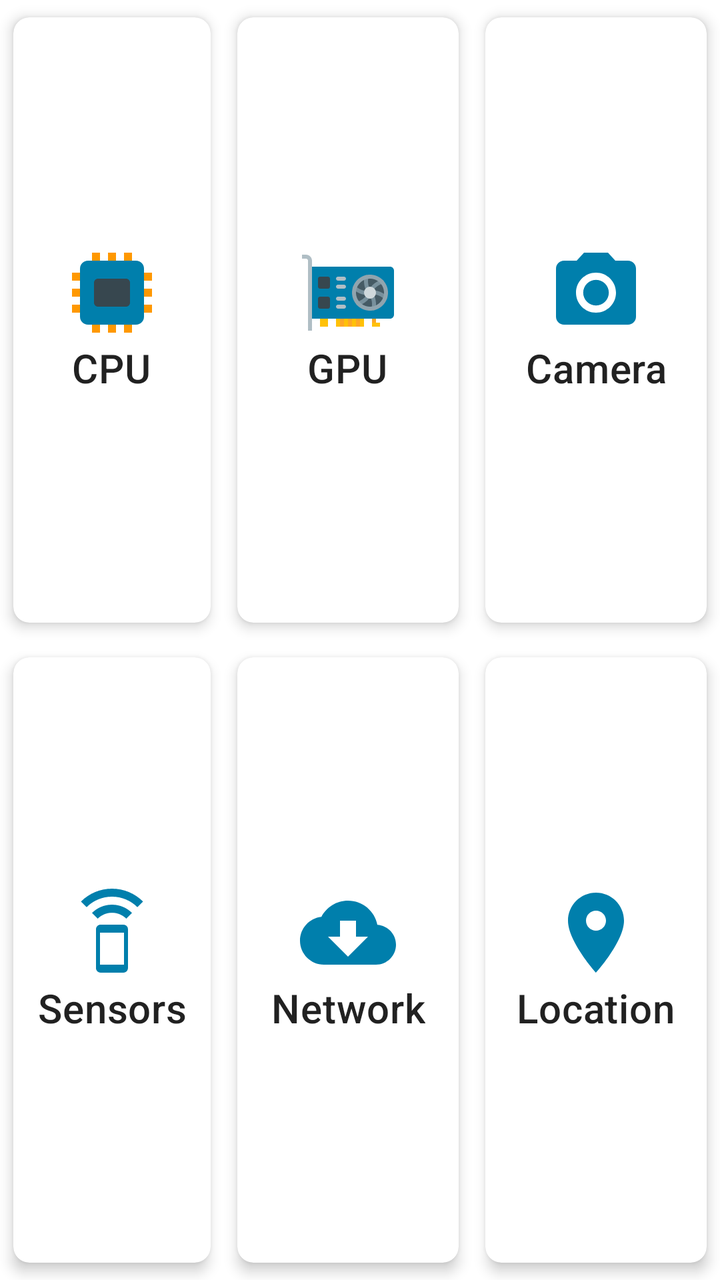
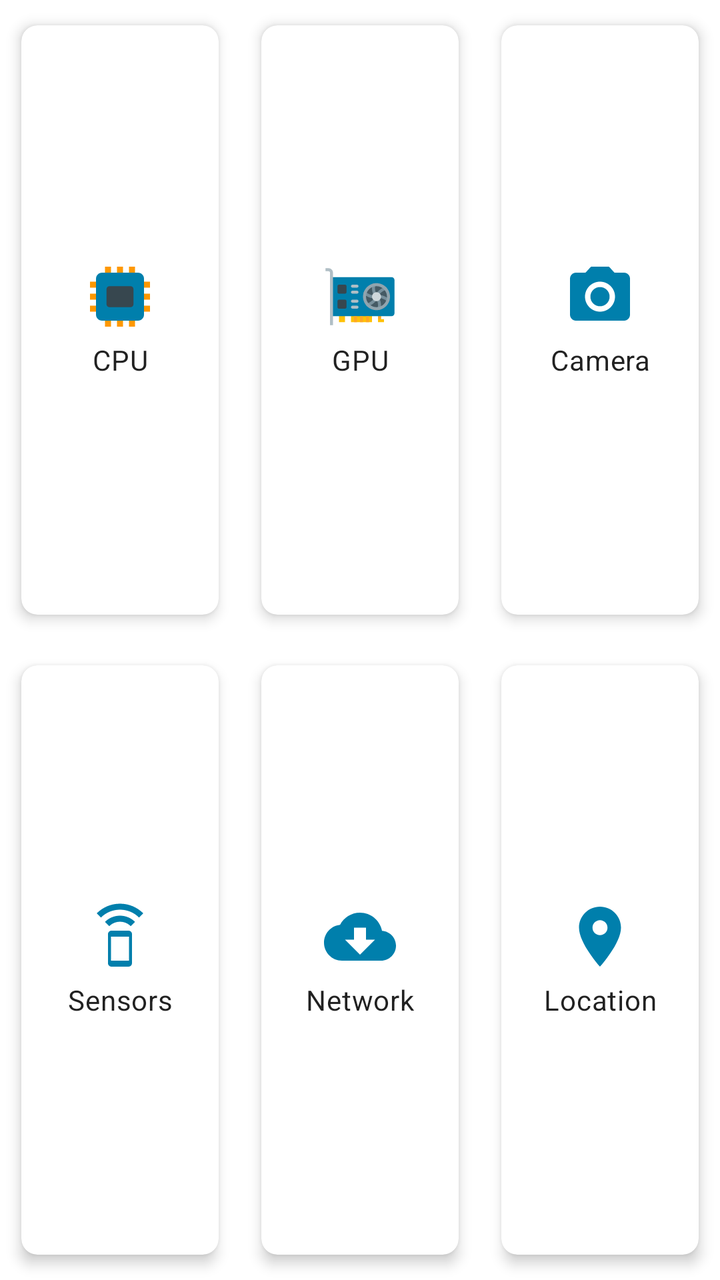

Two renders of the same Android screen: before a commit and after it. Below are the layout's source before the change and the commit's diff.
<!-- AndroidManifest.xml: application theme Theme.BatteryLog -->
<!-- res/layout/fragment_source_view.xml -->
<?xml version="1.0" encoding="utf-8"?>
<GridLayout xmlns:android="http://schemas.android.com/apk/res/android"
    xmlns:app="http://schemas.android.com/apk/res-auto"
    xmlns:tools="http://schemas.android.com/tools"
    android:layout_width="match_parent"
    android:layout_height="wrap_content"
    android:columnCount="3"
    android:rowCount="3"
    tools:context=".SourceView">


    <com.google.android.material.card.MaterialCardView
        android:id="@+id/cpuCard"
        android:layout_width="wrap_content"
        android:layout_height="wrap_content"
        android:layout_row="0"
        android:layout_rowWeight="1"
        android:layout_column="0"
        android:layout_columnWeight="1"
        android:layout_gravity="fill"
        android:checkable="true"
        android:clickable="true"
        android:focusable="true"
        app:cardCornerRadius="8dp"
        app:cardElevation="4dp"
        app:cardUseCompatPadding="true">

        <LinearLayout
            android:layout_width="match_parent"
            android:layout_height="match_parent"
            android:layout_marginVertical="10dp"
            android:gravity="center"
            android:orientation="vertical">

            <ImageView
                android:layout_width="64dp"
                android:layout_height="48dp"
                android:contentDescription="@string/cpu_stress_choice"
                android:scaleType="fitCenter"
                app:srcCompat="@drawable/ic_cpu" />

            <LinearLayout
                android:layout_width="wrap_content"
                android:layout_height="wrap_content"
                android:orientation="vertical">

                <TextView
                    android:layout_width="match_parent"
                    android:layout_height="wrap_content"
                    android:text="@string/cpu"
                    android:textAlignment="center"
                    android:textAppearance="?attr/textAppearanceHeadline6" />
            </LinearLayout>
        </LinearLayout>
    </com.google.android.material.card.MaterialCardView>

    <FrameLayout
        android:layout_width="wrap_content"
        android:layout_height="wrap_content"
        android:layout_row="0"
        android:layout_rowWeight="1"
        android:layout_column="1"
        android:layout_columnWeight="1"
        android:layout_gravity="fill">

        
        <la.shiro.batterylog.graphics.MyGLSurfaceView
            android:id="@+id/myGLSurfaceView"
            android:layout_width="100dp"
            android:layout_height="100dp"
            android:layout_gravity="center"
            android:visibility="invisible" />

        <com.google.android.material.card.MaterialCardView
            android:id="@+id/gpuCard"
            android:layout_width="match_parent"
            android:layout_height="match_parent"
            android:checkable="true"
            android:clickable="true"
            android:focusable="true"
            app:cardCornerRadius="8dp"
            app:cardElevation="4dp"
            app:cardUseCompatPadding="true">

            <LinearLayout
                android:layout_width="match_parent"
                android:layout_height="match_parent"
                android:layout_marginVertical="10dp"
                android:gravity="center"
                android:orientation="vertical">

                <ImageView
                    android:layout_width="64dp"
                    android:layout_height="48dp"
                    android:contentDescription="@string/cpu_stress_choice"
                    android:scaleType="fitCenter"
                    app:srcCompat="@drawable/ic_gpu" />

                <LinearLayout
                    android:layout_width="wrap_content"
                    android:layout_height="wrap_content"
                    android:orientation="vertical">

                    <TextView
                        android:layout_width="match_parent"
                        android:layout_height="wrap_content"
                        android:text="@string/gpu"
                        android:textAlignment="center"
                        android:textAppearance="?attr/textAppearanceHeadline6" />
                </LinearLayout>
            </LinearLayout>
        </com.google.android.material.card.MaterialCardView>
    </FrameLayout>

    <FrameLayout
        android:layout_width="wrap_content"
        android:layout_height="wrap_content"
        android:layout_row="0"
        android:layout_rowWeight="1"
        android:layout_column="2"
        android:layout_columnWeight="1"
        android:layout_gravity="fill">

        
        <androidx.fragment.app.FragmentContainerView
            android:id="@+id/camera_preview_frag_container_view"
            android:layout_width="100dp"
            android:layout_height="100dp"
            android:layout_gravity="center"
            android:visibility="invisible"
            tools:layout="@layout/fragment_camera" />

        <com.google.android.material.card.MaterialCardView
            android:id="@+id/cameraCard"
            android:layout_width="match_parent"
            android:layout_height="match_parent"
            android:checkable="true"
            android:clickable="true"
            android:focusable="true"
            app:cardCornerRadius="8dp"
            app:cardElevation="4dp"
            app:cardUseCompatPadding="true">

            <LinearLayout
                android:layout_width="match_parent"
                android:layout_height="match_parent"
                android:layout_marginVertical="10dp"
                android:gravity="center"
                android:orientation="vertical">

                <ImageView
                    android:layout_width="64dp"
                    android:layout_height="48dp"
                    android:contentDescription="@string/cpu_stress_choice"
                    android:scaleType="fitCenter"
                    app:srcCompat="@drawable/ic_baseline_camera_alt_24" />

                <LinearLayout
                    android:layout_width="wrap_content"
                    android:layout_height="wrap_content"
                    android:orientation="vertical">

                    <TextView
                        android:layout_width="match_parent"
                        android:layout_height="wrap_content"
                        android:text="@string/camera"
                        android:textAlignment="center"
                        android:textAppearance="?attr/textAppearanceHeadline6" />
                </LinearLayout>
            </LinearLayout>
        </com.google.android.material.card.MaterialCardView>
    </FrameLayout>

    <com.google.android.material.card.MaterialCardView
        android:id="@+id/sensorsCard"
        android:layout_width="wrap_content"
        android:layout_height="wrap_content"
        android:layout_row="1"
        android:layout_rowWeight="1"
        android:layout_column="0"
        android:layout_columnWeight="1"
        android:layout_gravity="fill"
        android:checkable="true"
        android:clickable="true"
        android:focusable="true"
        app:cardCornerRadius="8dp"
        app:cardElevation="4dp"
        app:cardUseCompatPadding="true">

        <LinearLayout
            android:layout_width="match_parent"
            android:layout_height="match_parent"
            android:layout_marginVertical="10dp"
            android:gravity="center"
            android:orientation="vertical">

            <ImageView
                android:layout_width="64dp"
                android:layout_height="48dp"
                android:contentDescription="@string/cpu_stress_choice"
                android:scaleType="fitCenter"
                app:srcCompat="@drawable/ic_baseline_speaker_phone_24" />

            <LinearLayout
                android:layout_width="wrap_content"
                android:layout_height="wrap_content"
                android:orientation="vertical">

                <TextView
                    android:layout_width="match_parent"
                    android:layout_height="wrap_content"
                    android:text="@string/sensors"
                    android:textAlignment="center"
                    android:textAppearance="?attr/textAppearanceHeadline6" />
            </LinearLayout>
        </LinearLayout>
    </com.google.android.material.card.MaterialCardView>

    <com.google.android.material.card.MaterialCardView
        android:id="@+id/networkCard"
        android:layout_width="wrap_content"
        android:layout_height="wrap_content"
        android:layout_row="1"
        android:layout_rowWeight="1"
        android:layout_column="1"
        android:layout_columnWeight="1"
        android:layout_gravity="fill"
        android:checkable="true"
        android:clickable="true"
        android:focusable="true"
        app:cardCornerRadius="8dp"
        app:cardElevation="4dp"
        app:cardUseCompatPadding="true">

        <LinearLayout
            android:layout_width="match_parent"
            android:layout_height="match_parent"
            android:layout_marginVertical="10dp"
            android:gravity="center"
            android:orientation="vertical">

            <ImageView
                android:layout_width="64dp"
                android:layout_height="48dp"
                android:contentDescription="@string/cpu_stress_choice"
                android:scaleType="fitCenter"
                app:srcCompat="@drawable/ic_baseline_cloud_download_24" />

            <LinearLayout
                android:layout_width="wrap_content"
                android:layout_height="wrap_content"
                android:orientation="vertical">

                <TextView
                    android:layout_width="match_parent"
                    android:layout_height="wrap_content"
                    android:text="@string/network"
                    android:textAlignment="center"
                    android:textAppearance="?attr/textAppearanceHeadline6" />
            </LinearLayout>
        </LinearLayout>
    </com.google.android.material.card.MaterialCardView>

    <com.google.android.material.card.MaterialCardView
        android:id="@+id/locationCard"
        android:layout_width="wrap_content"
        android:layout_height="wrap_content"
        android:layout_row="1"
        android:layout_rowWeight="1"
        android:layout_column="2"
        android:layout_columnWeight="1"
        android:layout_gravity="fill"
        android:checkable="true"
        android:clickable="true"
        android:focusable="true"
        app:cardCornerRadius="8dp"
        app:cardElevation="4dp"
        app:cardUseCompatPadding="true">

        <LinearLayout
            android:layout_width="match_parent"
            android:layout_height="match_parent"
            android:layout_marginVertical="10dp"
            android:gravity="center"
            android:orientation="vertical">

            <ImageView
                android:layout_width="64dp"
                android:layout_height="48dp"
                android:contentDescription="@string/cpu_stress_choice"
                android:scaleType="fitCenter"
                app:srcCompat="@drawable/ic_baseline_location_on_24" />

            <LinearLayout
                android:layout_width="wrap_content"
                android:layout_height="wrap_content"
                android:orientation="vertical">

                <TextView
                    android:layout_width="match_parent"
                    android:layout_height="wrap_content"
                    android:text="@string/location"
                    android:textAlignment="center"
                    android:textAppearance="?attr/textAppearanceHeadline6" />
            </LinearLayout>
        </LinearLayout>
    </com.google.android.material.card.MaterialCardView>

</GridLayout>
<!-- res/layout/fragment_camera.xml (included above) -->
<?xml version="1.0" encoding="utf-8"?>
<FrameLayout xmlns:android="http://schemas.android.com/apk/res/android"
    android:layout_width="match_parent"
    android:layout_height="match_parent">

    <androidx.camera.view.PreviewView
        android:id="@+id/camera_preview_view"
        android:layout_width="match_parent"
        android:layout_height="match_parent"/>

</FrameLayout>
<!-- resources referenced by this layout -->
<resources>
  <!-- drawable ic_baseline_camera_alt_24 (drawable) -->
  <vector android:height="24dp" android:tint="?attr/colorPrimary"
      android:viewportHeight="24" android:viewportWidth="24"
      android:width="24dp" xmlns:android="http://schemas.android.com/apk/res/android">
      <path android:fillColor="@android:color/white" android:pathData="M12,12m-3.2,0a3.2,3.2 0,1 1,6.4 0a3.2,3.2 0,1 1,-6.4 0"/>
      <path android:fillColor="@android:color/white" android:pathData="M9,2L7.17,4L4,4c-1.1,0 -2,0.9 -2,2v12c0,1.1 0.9,2 2,2h16c1.1,0 2,-0.9 2,-2L22,6c0,-1.1 -0.9,-2 -2,-2h-3.17L15,2L9,2zM12,17c-2.76,0 -5,-2.24 -5,-5s2.24,-5 5,-5 5,2.24 5,5 -2.24,5 -5,5z"/>
  </vector>
  <!-- drawable ic_baseline_cloud_download_24 (drawable) -->
  <vector android:height="24dp" android:tint="?attr/colorPrimary"
      android:viewportHeight="24" android:viewportWidth="24"
      android:width="24dp" xmlns:android="http://schemas.android.com/apk/res/android">
      <path android:fillColor="@android:color/white" android:pathData="M19.35,10.04C18.67,6.59 15.64,4 12,4 9.11,4 6.6,5.64 5.35,8.04 2.34,8.36 0,10.91 0,14c0,3.31 2.69,6 6,6h13c2.76,0 5,-2.24 5,-5 0,-2.64 -2.05,-4.78 -4.65,-4.96zM17,13l-5,5 -5,-5h3V9h4v4h3z"/>
  </vector>
  <!-- drawable ic_baseline_location_on_24 (drawable) -->
  <vector android:height="24dp" android:tint="?attr/colorPrimary"
      android:viewportHeight="24" android:viewportWidth="24"
      android:width="24dp" xmlns:android="http://schemas.android.com/apk/res/android">
      <path android:fillColor="@android:color/white" android:pathData="M12,2C8.13,2 5,5.13 5,9c0,5.25 7,13 7,13s7,-7.75 7,-13c0,-3.87 -3.13,-7 -7,-7zM12,11.5c-1.38,0 -2.5,-1.12 -2.5,-2.5s1.12,-2.5 2.5,-2.5 2.5,1.12 2.5,2.5 -1.12,2.5 -2.5,2.5z"/>
  </vector>
  <!-- drawable ic_baseline_speaker_phone_24 (drawable) -->
  <vector android:height="24dp" android:tint="?attr/colorPrimary"
      android:viewportHeight="24" android:viewportWidth="24"
      android:width="24dp" xmlns:android="http://schemas.android.com/apk/res/android">
      <path android:fillColor="@android:color/white" android:pathData="M7,7.07L8.43,8.5c0.91,-0.91 2.18,-1.48 3.57,-1.48s2.66,0.57 3.57,1.48L17,7.07C15.72,5.79 13.95,5 12,5s-3.72,0.79 -5,2.07zM12,1C8.98,1 6.24,2.23 4.25,4.21l1.41,1.41C7.28,4 9.53,3 12,3s4.72,1 6.34,2.62l1.41,-1.41C17.76,2.23 15.02,1 12,1zM14.86,10.01L9.14,10C8.51,10 8,10.51 8,11.14v9.71c0,0.63 0.51,1.14 1.14,1.14h5.71c0.63,0 1.14,-0.51 1.14,-1.14v-9.71c0.01,-0.63 -0.5,-1.13 -1.13,-1.13zM15,20L9,20v-8h6v8z"/>
  </vector>
  <!-- drawable ic_cpu (drawable) -->
  <vector xmlns:android="http://schemas.android.com/apk/res/android"
      android:width="48dp"
      android:height="48dp"
      android:viewportWidth="48"
      android:viewportHeight="48">
    <path
        android:pathData="M44,18v-4H34V4h-4v10h-4V4h-4v10h-4V4h-4v10H4v4h10v4H4v4h10v4H4v4h10v10h4V34h4v10h4V34h4v10h4V34h10v-4H34v-4h10v-4H34v-4H44z"
        android:fillColor="#FF9800"/>
    <path
        android:pathData="M8,12v24c0,2.2 1.8,4 4,4h24c2.2,0 4,-1.8 4,-4V12c0,-2.2 -1.8,-4 -4,-4H12C9.8,8 8,9.8 8,12z"
        android:fillColor="?attr/colorPrimary"/>
    <path
        android:pathData="M31,31H17c-1.1,0 -2,-0.9 -2,-2V19c0,-1.1 0.9,-2 2,-2h14c1.1,0 2,0.9 2,2v10C33,30.1 32.1,31 31,31z"
        android:fillColor="#37474F"/>
  </vector>
  <string name="camera">Camera</string>
  <string name="cpu" translatable="false">CPU</string>
  <string name="cpu_stress_choice">CPU stress choice</string>
  <string name="gpu" translatable="false">GPU</string>
  <string name="location">Location</string>
  <string name="network">Network</string>
  <string name="sensors">Sensors</string>
  <color name="white">#FFFFFFFF</color>
  <color name="teal_200">#FF03DAC5</color>
  <color name="teal_700">#FF018786</color>
  <color name="black">#FF000000</color>
  <!-- unchanged entries left out for length: 2 -->
</resources>

<!-- the commit's change to res/layout/fragment_source_view.xml (unified diff, before → after) -->
@@ -5,13 +5,13 @@
     android:layout_width="match_parent"
     android:layout_height="wrap_content"
     android:columnCount="3"
-    android:rowCount="3"
+    android:rowCount="2"
+    android:useDefaultMargins="true"
     tools:context=".SourceView">
 
-
     <com.google.android.material.card.MaterialCardView
         android:id="@+id/cpuCard"
-        android:layout_width="wrap_content"
+        android:layout_width="0dp"
         android:layout_height="wrap_content"
         android:layout_row="0"
         android:layout_rowWeight="1"
@@ -28,197 +28,177 @@
         <LinearLayout
             android:layout_width="match_parent"
             android:layout_height="match_parent"
-            android:layout_marginVertical="10dp"
-            android:gravity="center"
-            android:orientation="vertical">
-
-            <ImageView
-                android:layout_width="64dp"
-                android:layout_height="48dp"
-                android:contentDescription="@string/cpu_stress_choice"
+            android:layout_margin="8dp"
+            android:gravity="center"
+            android:orientation="vertical">
+
+            <ImageView
+                android:layout_width="48dp"
+                android:layout_height="36dp"
+                android:contentDescription="@string/cpu"
                 android:scaleType="fitCenter"
                 app:srcCompat="@drawable/ic_cpu" />
 
+            <TextView
+                android:layout_width="match_parent"
+                android:layout_height="wrap_content"
+                android:layout_marginTop="4dp"
+                android:text="@string/cpu"
+                android:textAlignment="center"
+                android:textAppearance="?attr/textAppearanceBody2" />
+        </LinearLayout>
+    </com.google.android.material.card.MaterialCardView>
+
+    <com.google.android.material.card.MaterialCardView
+        android:id="@+id/gpuCard"
+        android:layout_width="0dp"
+        android:layout_height="wrap_content"
+        android:layout_row="0"
+        android:layout_rowWeight="1"
+        android:layout_column="1"
+        android:layout_columnWeight="1"
+        android:layout_gravity="fill"
+        android:checkable="true"
+        android:clickable="true"
+        android:focusable="true"
+        app:cardCornerRadius="8dp"
+        app:cardElevation="4dp"
+        app:cardUseCompatPadding="true">
+
+        <FrameLayout
+            android:layout_width="match_parent"
+            android:layout_height="match_parent">
+
+            
+            <la.shiro.batterylog.graphics.MyGLSurfaceView
+                android:id="@+id/myGLSurfaceView"
+                android:layout_width="60dp"
+                android:layout_height="60dp"
+                android:layout_gravity="center"
+                android:visibility="invisible" />
+
             <LinearLayout
-                android:layout_width="wrap_content"
-                android:layout_height="wrap_content"
+                android:layout_width="match_parent"
+                android:layout_height="match_parent"
+                android:layout_margin="8dp"
+                android:gravity="center"
                 android:orientation="vertical">
+
+                <ImageView
+                    android:layout_width="48dp"
+                    android:layout_height="36dp"
+                    android:contentDescription="@string/gpu"
+                    android:scaleType="fitCenter"
+                    app:srcCompat="@drawable/ic_gpu" />
 
                 <TextView
                     android:layout_width="match_parent"
                     android:layout_height="wrap_content"
-                    android:text="@string/cpu"
+                    android:layout_marginTop="4dp"
+                    android:text="@string/gpu"
                     android:textAlignment="center"
-                    android:textAppearance="?attr/textAppearanceHeadline6" />
+                    android:textAppearance="?attr/textAppearanceBody2" />
             </LinearLayout>
-        </LinearLayout>
-    </com.google.android.material.card.MaterialCardView>
-
-    <FrameLayout
-        android:layout_width="wrap_content"
+        </FrameLayout>
+    </com.google.android.material.card.MaterialCardView>
+
+    <com.google.android.material.card.MaterialCardView
+        android:id="@+id/cameraCard"
+        android:layout_width="0dp"
         android:layout_height="wrap_content"
         android:layout_row="0"
         android:layout_rowWeight="1"
-        android:layout_column="1"
-        android:layout_columnWeight="1"
-        android:layout_gravity="fill">
-
-        
-        <la.shiro.batterylog.graphics.MyGLSurfaceView
-            android:id="@+id/myGLSurfaceView"
-            android:layout_width="100dp"
-            android:layout_height="100dp"
-            android:layout_gravity="center"
-            android:visibility="invisible" />
-
-        <com.google.android.material.card.MaterialCardView
-            android:id="@+id/gpuCard"
-            android:layout_width="match_parent"
-            android:layout_height="match_parent"
-            android:checkable="true"
-            android:clickable="true"
-            android:focusable="true"
-            app:cardCornerRadius="8dp"
-            app:cardElevation="4dp"
-            app:cardUseCompatPadding="true">
+        android:layout_column="2"
+        android:layout_columnWeight="1"
+        android:layout_gravity="fill"
+        android:checkable="true"
+        android:clickable="true"
+        android:focusable="true"
+        app:cardCornerRadius="8dp"
+        app:cardElevation="4dp"
+        app:cardUseCompatPadding="true">
+
+        <FrameLayout
+            android:layout_width="match_parent"
+            android:layout_height="match_parent">
+
+            
+            <androidx.fragment.app.FragmentContainerView
+                android:id="@+id/camera_preview_frag_container_view"
+                android:layout_width="60dp"
+                android:layout_height="60dp"
+                android:layout_gravity="center"
+                android:visibility="invisible"
+                tools:layout="@layout/fragment_camera" />
 
             <LinearLayout
                 android:layout_width="match_parent"
                 android:layout_height="match_parent"
-                android:layout_marginVertical="10dp"
+                android:layout_margin="8dp"
                 android:gravity="center"
                 android:orientation="vertical">
 
                 <ImageView
-                    android:layout_width="64dp"
-                    android:layout_height="48dp"
-                    android:contentDescription="@string/cpu_stress_choice"
-                    android:scaleType="fitCenter"
-                    app:srcCompat="@drawable/ic_gpu" />
-
-                <LinearLayout
-                    android:layout_width="wrap_content"
-                    android:layout_height="wrap_content"
-                    android:orientation="vertical">
-
-                    <TextView
-                        android:layout_width="match_parent"
-                        android:layout_height="wrap_content"
-                        android:text="@string/gpu"
-                        android:textAlignment="center"
-                        android:textAppearance="?attr/textAppearanceHeadline6" />
-                </LinearLayout>
-            </LinearLayout>
-        </com.google.android.material.card.MaterialCardView>
-    </FrameLayout>
-
-    <FrameLayout
-        android:layout_width="wrap_content"
-        android:layout_height="wrap_content"
-        android:layout_row="0"
-        android:layout_rowWeight="1"
-        android:layout_column="2"
-        android:layout_columnWeight="1"
-        android:layout_gravity="fill">
-
-        
-        <androidx.fragment.app.FragmentContainerView
-            android:id="@+id/camera_preview_frag_container_view"
-            android:layout_width="100dp"
-            android:layout_height="100dp"
-            android:layout_gravity="center"
-            android:visibility="invisible"
-            tools:layout="@layout/fragment_camera" />
-
-        <com.google.android.material.card.MaterialCardView
-            android:id="@+id/cameraCard"
-            android:layout_width="match_parent"
-            android:layout_height="match_parent"
-            android:checkable="true"
-            android:clickable="true"
-            android:focusable="true"
-            app:cardCornerRadius="8dp"
-            app:cardElevation="4dp"
-            app:cardUseCompatPadding="true">
-
-            <LinearLayout
-                android:layout_width="match_parent"
-                android:layout_height="match_parent"
-                android:layout_marginVertical="10dp"
-                android:gravity="center"
-                android:orientation="vertical">
-
-                <ImageView
-                    android:layout_width="64dp"
-                    android:layout_height="48dp"
-                    android:contentDescription="@string/cpu_stress_choice"
+                    android:layout_width="48dp"
+                    android:layout_height="36dp"
+                    android:contentDescription="@string/camera"
                     android:scaleType="fitCenter"
                     app:srcCompat="@drawable/ic_baseline_camera_alt_24" />
-
-                <LinearLayout
-                    android:layout_width="wrap_content"
-                    android:layout_height="wrap_content"
-                    android:orientation="vertical">
-
-                    <TextView
-                        android:layout_width="match_parent"
-                        android:layout_height="wrap_content"
-                        android:text="@string/camera"
-                        android:textAlignment="center"
-                        android:textAppearance="?attr/textAppearanceHeadline6" />
-                </LinearLayout>
-            </LinearLayout>
-        </com.google.android.material.card.MaterialCardView>
-    </FrameLayout>
-
-    <com.google.android.material.card.MaterialCardView
-        android:id="@+id/sensorsCard"
-        android:layout_width="wrap_content"
-        android:layout_height="wrap_content"
-        android:layout_row="1"
-        android:layout_rowWeight="1"
-        android:layout_column="0"
-        android:layout_columnWeight="1"
-        android:layout_gravity="fill"
-        android:checkable="true"
-        android:clickable="true"
-        android:focusable="true"
-        app:cardCornerRadius="8dp"
-        app:cardElevation="4dp"
-        app:cardUseCompatPadding="true">
-
-        <LinearLayout
-            android:layout_width="match_parent"
-            android:layout_height="match_parent"
-            android:layout_marginVertical="10dp"
-            android:gravity="center"
-            android:orientation="vertical">
-
-            <ImageView
-                android:layout_width="64dp"
-                android:layout_height="48dp"
-                android:contentDescription="@string/cpu_stress_choice"
-                android:scaleType="fitCenter"
-                app:srcCompat="@drawable/ic_baseline_speaker_phone_24" />
-
-            <LinearLayout
-                android:layout_width="wrap_content"
-                android:layout_height="wrap_content"
-                android:orientation="vertical">
 
                 <TextView
                     android:layout_width="match_parent"
                     android:layout_height="wrap_content"
-                    android:text="@string/sensors"
+                    android:layout_marginTop="4dp"
+                    android:text="@string/camera"
                     android:textAlignment="center"
-                    android:textAppearance="?attr/textAppearanceHeadline6" />
+                    android:textAppearance="?attr/textAppearanceBody2" />
             </LinearLayout>
+        </FrameLayout>
+    </com.google.android.material.card.MaterialCardView>
+
+    <com.google.android.material.card.MaterialCardView
+        android:id="@+id/sensorsCard"
+        android:layout_width="0dp"
+        android:layout_height="wrap_content"
+        android:layout_row="1"
+        android:layout_rowWeight="1"
+        android:layout_column="0"
+        android:layout_columnWeight="1"
+        android:layout_gravity="fill"
+        android:checkable="true"
+        android:clickable="true"
+        android:focusable="true"
+        app:cardCornerRadius="8dp"
+        app:cardElevation="4dp"
+        app:cardUseCompatPadding="true">
+
+        <LinearLayout
+            android:layout_width="match_parent"
+            android:layout_height="match_parent"
+            android:layout_margin="8dp"
+            android:gravity="center"
+            android:orientation="vertical">
+
+            <ImageView
+                android:layout_width="48dp"
+                android:layout_height="36dp"
+                android:contentDescription="@string/sensors"
+                android:scaleType="fitCenter"
+                app:srcCompat="@drawable/ic_baseline_speaker_phone_24" />
+
+            <TextView
+                android:layout_width="match_parent"
+                android:layout_height="wrap_content"
+                android:layout_marginTop="4dp"
+                android:text="@string/sensors"
+                android:textAlignment="center"
+                android:textAppearance="?attr/textAppearanceBody2" />
         </LinearLayout>
     </com.google.android.material.card.MaterialCardView>
 
     <com.google.android.material.card.MaterialCardView
         android:id="@+id/networkCard"
-        android:layout_width="wrap_content"
+        android:layout_width="0dp"
         android:layout_height="wrap_content"
         android:layout_row="1"
         android:layout_rowWeight="1"
@@ -235,35 +215,30 @@
         <LinearLayout
             android:layout_width="match_parent"
             android:layout_height="match_parent"
-            android:layout_marginVertical="10dp"
-            android:gravity="center"
-            android:orientation="vertical">
-
-            <ImageView
-                android:layout_width="64dp"
-                android:layout_height="48dp"
-                android:contentDescription="@string/cpu_stress_choice"
+            android:layout_margin="8dp"
+            android:gravity="center"
+            android:orientation="vertical">
+
+            <ImageView
+                android:layout_width="48dp"
+                android:layout_height="36dp"
+                android:contentDescription="@string/network"
                 android:scaleType="fitCenter"
                 app:srcCompat="@drawable/ic_baseline_cloud_download_24" />
 
-            <LinearLayout
-                android:layout_width="wrap_content"
-                android:layout_height="wrap_content"
-                android:orientation="vertical">
-
-                <TextView
-                    android:layout_width="match_parent"
-                    android:layout_height="wrap_content"
-                    android:text="@string/network"
-                    android:textAlignment="center"
-                    android:textAppearance="?attr/textAppearanceHeadline6" />
-            </LinearLayout>
+            <TextView
+                android:layout_width="match_parent"
+                android:layout_height="wrap_content"
+                android:layout_marginTop="4dp"
+                android:text="@string/network"
+                android:textAlignment="center"
+                android:textAppearance="?attr/textAppearanceBody2" />
         </LinearLayout>
     </com.google.android.material.card.MaterialCardView>
 
     <com.google.android.material.card.MaterialCardView
         android:id="@+id/locationCard"
-        android:layout_width="wrap_content"
+        android:layout_width="0dp"
         android:layout_height="wrap_content"
         android:layout_row="1"
         android:layout_rowWeight="1"
@@ -280,29 +255,24 @@
         <LinearLayout
             android:layout_width="match_parent"
             android:layout_height="match_parent"
-            android:layout_marginVertical="10dp"
-            android:gravity="center"
-            android:orientation="vertical">
-
-            <ImageView
-                android:layout_width="64dp"
-                android:layout_height="48dp"
-                android:contentDescription="@string/cpu_stress_choice"
+            android:layout_margin="8dp"
+            android:gravity="center"
+            android:orientation="vertical">
+
+            <ImageView
+                android:layout_width="48dp"
+                android:layout_height="36dp"
+                android:contentDescription="@string/location"
                 android:scaleType="fitCenter"
                 app:srcCompat="@drawable/ic_baseline_location_on_24" />
 
-            <LinearLayout
-                android:layout_width="wrap_content"
-                android:layout_height="wrap_content"
-                android:orientation="vertical">
-
-                <TextView
-                    android:layout_width="match_parent"
-                    android:layout_height="wrap_content"
-                    android:text="@string/location"
-                    android:textAlignment="center"
-                    android:textAppearance="?attr/textAppearanceHeadline6" />
-            </LinearLayout>
+            <TextView
+                android:layout_width="match_parent"
+                android:layout_height="wrap_content"
+                android:layout_marginTop="4dp"
+                android:text="@string/location"
+                android:textAlignment="center"
+                android:textAppearance="?attr/textAppearanceBody2" />
         </LinearLayout>
     </com.google.android.material.card.MaterialCardView>
 
<!-- resource entries referenced after the edit -->
@@ -43,7 +43,6 @@
   </vector>
   <string name="camera">Camera</string>
   <string name="cpu" translatable="false">CPU</string>
-  <string name="cpu_stress_choice">CPU stress choice</string>
   <string name="gpu" translatable="false">GPU</string>
   <string name="location">Location</string>
   <string name="network">Network</string>
